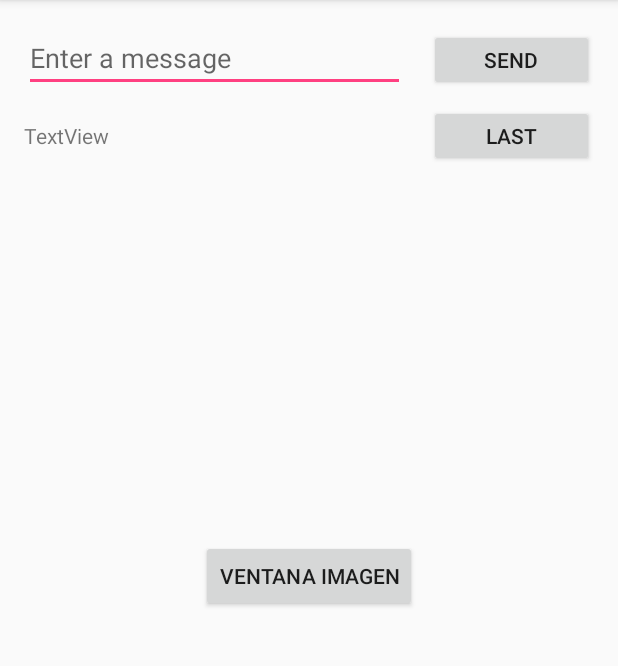
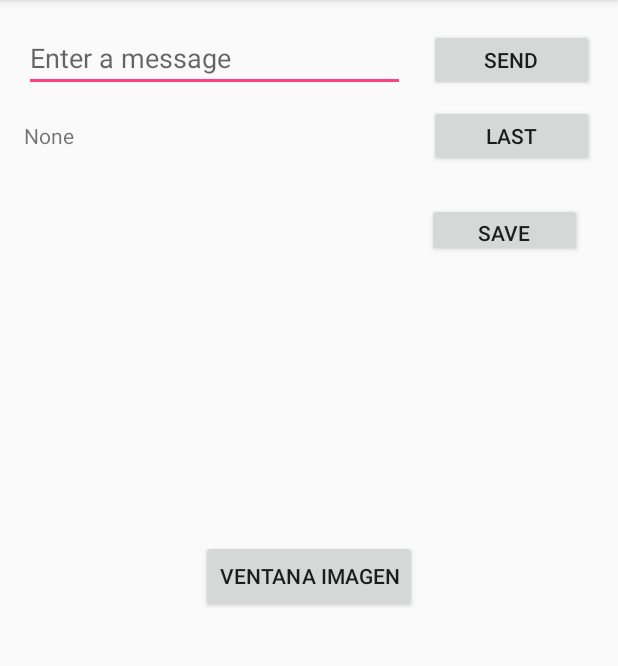
Before and after one commit to robertToa/primerAppMovil, an Android app: the screen it shows after launch (MainActivity), after a tap on "LAST", on a phone screen of 412 x 824 dp, the part 84-750 px from its top. Run offline under Robolectric (Android 15) with nearby library versions, the phone set to English and light mode, and no system bars.

Commit message:
Practica 04, Segunda parte. Ingresamos informacion la cual es guardada de dos manera la primera con el metodo getPreferencie( ) (Desvuelve lel texto solo en la misma actividad) y la getSharedpreferencie() (Permite llamar al metodo esde cualquier actividad devolviendonos el texto ingresado).

```diff
--- a/PrimerAppMovil/app/src/main/java/com/example/user/primerappmovil/MainActivity.java
+++ b/PrimerAppMovil/app/src/main/java/com/example/user/primerappmovil/MainActivity.java
@@ -29,6 +29,7 @@ public class MainActivity extends AppCompatActivity {
 
         SharedPreferences sharedPref = getPreferences(Context.MODE_PRIVATE);
         SharedPreferences.Editor editor = sharedPref.edit();
+
         editor.putString(getString(R.string.lastvalue), message);
         editor.commit();
 
@@ -36,11 +37,30 @@ public class MainActivity extends AppCompatActivity {
         startActivity(intent);
     }
 
+    public void saveKeyValue(View view) {
+        Intent intent = new Intent(this, LoadKeyValue.class);
+        EditText editText = (EditText) findViewById(R.id.editText);
+        String message = editText.getText().toString();
+
+        SharedPreferences sharedPref2 = getSharedPreferences(getString(R.string.preference_file_key), Context.MODE_PRIVATE);
+        SharedPreferences.Editor editor2 = sharedPref2.edit();
+
+        editor2.putString(getString(R.string.lastvalue), message);
+        editor2.commit();
+        startActivity(intent);
+    }
+
     public void lastValue(View view) {
-        SharedPreferences sharedPref = getPreferences(Context.MODE_PRIVATE);
+
+        SharedPreferences sharedPref = getSharedPreferences(getString(R.string.preference_file_key), Context.MODE_PRIVATE);
         String lastValue = sharedPref.getString(getString(R.string.lastvalue),"None");
-        TextView textView= (TextView) findViewById(R.id.textView);
+        TextView textView = (TextView) findViewById(R.id.textView3);
         textView.setText(lastValue);
+
+        /*SharedPreferences sharedPref = getPreferences(Context.MODE_PRIVATE);
+        String lastValue = sharedPref.getString(getString(R.string.lastvalue),"None");
+        TextView textView= (TextView) findViewById(R.id.textView3);
+        textView.setText(lastValue);*/
     }
 
 
@@ -51,4 +71,8 @@ public class MainActivity extends AppCompatActivity {
         //intent.putExtra(EXTRA_MESSAGE,message);
         startActivity(intent);
     }
+
+
+
+
 }
--- a/PrimerAppMovil/app/src/main/res/layout/activity_main.xml
+++ b/PrimerAppMovil/app/src/main/res/layout/activity_main.xml
@@ -65,4 +65,15 @@
         app:layout_constraintHorizontal_bias="1.0"
         app:layout_constraintLeft_toRightOf="@+id/textView3"
         app:layout_constraintRight_toRightOf="parent" />
+
+    <Button
+        android:id="@+id/button8"
+        android:layout_width="103dp"
+        android:layout_height="36dp"
+        android:layout_marginRight="24dp"
+        android:layout_marginTop="24dp"
+        android:onClick="saveKeyValue"
+        android:text="@string/buton_save"
+        app:layout_constraintRight_toRightOf="parent"
+        app:layout_constraintTop_toBottomOf="@+id/button6" />
 </android.support.constraint.ConstraintLayout>
--- a/PrimerAppMovil/app/src/main/res/values/strings.xml
+++ b/PrimerAppMovil/app/src/main/res/values/strings.xml
@@ -9,4 +9,7 @@
     <string name="button_Ventana2">Ventana Imagen</string>
     <string name="button_last_value">Last</string>
     <string name="lastvalue">None</string>
+    <string name="button_load">El último registro ingresado es...</string>
+    <string name="buton_save">Save</string>
+    <string name="preference_file_key">com.example.helloworld.PREFERENCE_FILE_KEY</string>
 </resources>
```
Also changed, not shown: PrimerAppMovil/app/src/main/AndroidManifest.xml (+7 -0 lines), PrimerAppMovil/app/src/main/java/com/example/user/primerappmovil/LoadKeyValue.java (added, +24 -0 lines), PrimerAppMovil/app/src/main/res/layout/activity_load_key_value.xml (added, +33 -0 lines).
